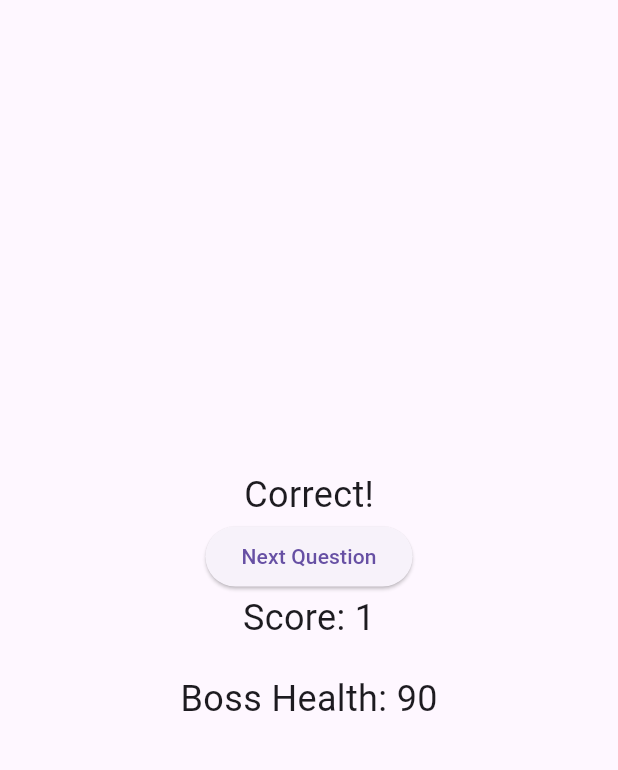
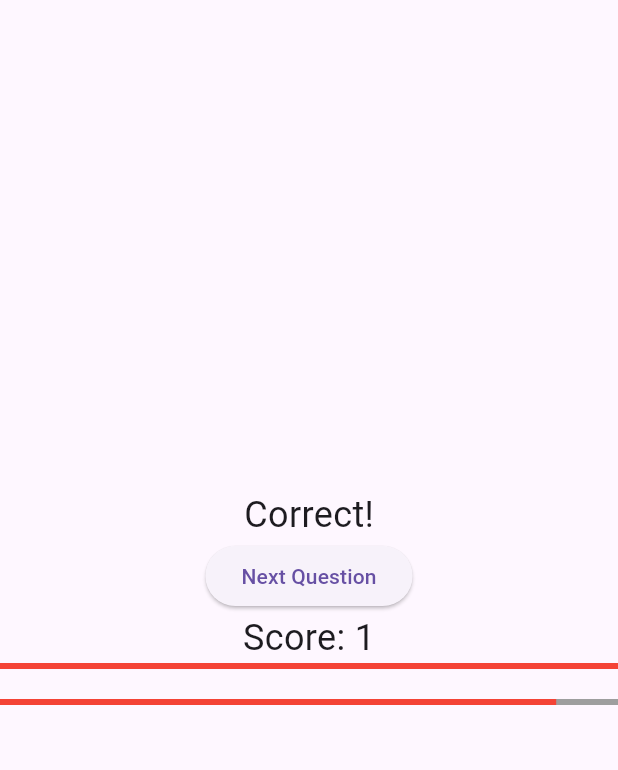
Before and after one commit to Em-N-Emss/FLE-Project-App, a Flutter app: the screen it shows after launch, after a tap on "Hello", on a phone screen of 412 x 824 dp, the part 63-833 px from its top. Run offline on Flutter 3.47's test engine with Material 3 defaults, Android fonts, the light colour scheme and no system bars.

Commit message:
add health bar and boss widget

```diff
--- /dev/null
+++ b/lib/boss_widget.dart
@@ -0,0 +1,26 @@
+import 'package:flutter/material.dart';
+
+class BossWidget extends StatefulWidget {
+  @override
+  _BossWidgetState createState() => _BossWidgetState();
+}
+class _BossWidgetState extends State<BossWidget> {
+  double _bossHealth = 100.0; // Replace 100.0 with the starting boss health value
+  double maxBossHealth = 100.0; // Replace 100.0 with the maximum boss health value
+
+  @override
+  Widget build(BuildContext context) {
+    return Column(
+      children: [
+        // Health Bar
+        LinearProgressIndicator(
+          value: _bossHealth / maxBossHealth,
+          backgroundColor: Colors.grey,
+          valueColor: AlwaysStoppedAnimation<Color>(Colors.red),
+        ),
+        // Other boss-related widgets
+        // ...
+      ],
+    );
+  }
+}
--- a/lib/main.dart
+++ b/lib/main.dart
@@ -1,6 +1,6 @@
 import 'package:flutter/material.dart';
 import 'dart:math';
-
+import 'boss_widget.dart';
 void main() {
   runApp(FrenchQuizApp());
 }
@@ -66,6 +66,7 @@ class _QuizPageState extends State<QuizPage> {
                         'Score: $_score',
                         style: TextStyle(fontSize: 24.0),
                       ),
+                      BossWidget(), // Add this line to display the boss widget
                     ],
                   )
                 : Column(
@@ -92,9 +93,10 @@ class _QuizPageState extends State<QuizPage> {
                     ],
                   ),
             SizedBox(height: 20.0),
-            Text(
-              'Boss Health: $_bossHealth',
-              style: TextStyle(fontSize: 24.0),
+            LinearProgressIndicator(
+              value: _bossHealth / 100, // Replace 100 with the maximum boss health value
+              backgroundColor: Colors.grey,
+              valueColor: AlwaysStoppedAnimation<Color>(Colors.red),
             ),
           ],
         ),
```
